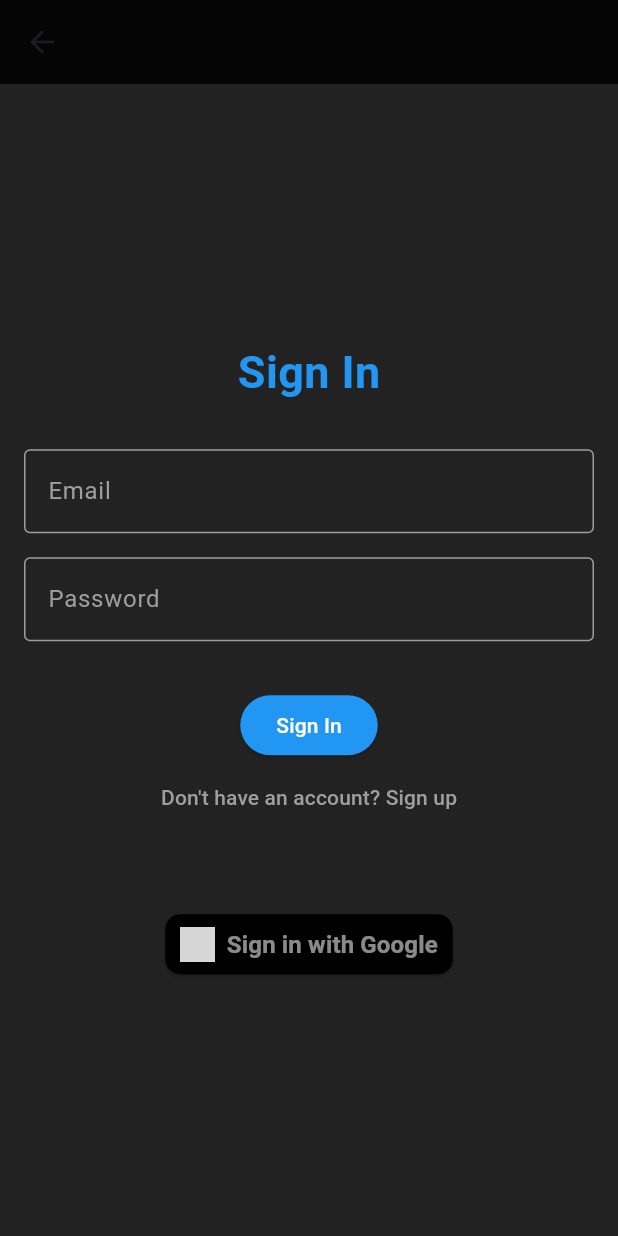
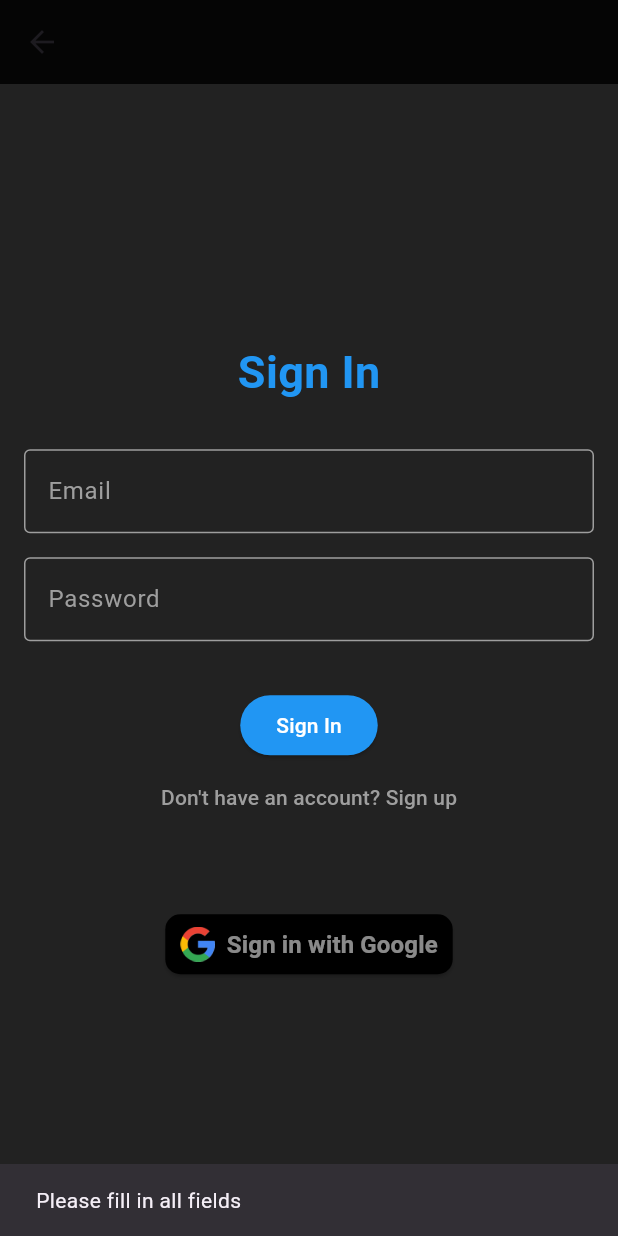
Before and after one commit to plaroindia/Pearl, a Flutter app: the LoginScreen screen opened by its route, after a tap on "Sign In", on a phone screen of 412 x 824 dp. Run offline on Flutter 3.47's test engine with Material 3 defaults, Android fonts, the phone set to English and light mode, and no system bars; our stand-ins replace flutter_riverpod, supabase_flutter; accounts and stored records are empty; grey boxes are pictures that could not be loaded.

Commit message:
7/3/25 changes

```diff
--- a/lib/Model/user_data.dart
+++ b/lib/Model/user_data.dart
@@ -11,7 +11,7 @@ class User{
     required this.username,
     required this.email,
     required this.password,
-    required this.role,
-    required this.location,
+    this.role,
+    this.location,
   });
 }
--- a/lib/View/login_page.dart
+++ b/lib/View/login_page.dart
@@ -1,26 +1,64 @@
 import 'package:flutter/material.dart';
+import 'package:flutter_riverpod/flutter_riverpod.dart';
 import 'signin_page.dart';
+import 'package:plaro_3/ViewModel/auth_provider.dart';
 
-class LoginScreen extends StatefulWidget {
+class LoginScreen extends ConsumerStatefulWidget {
   const LoginScreen({super.key});
 
   @override
-  State<LoginScreen> createState() => _LoginScreenState();
+  ConsumerState<LoginScreen> createState() => _LoginScreenState();
 }
 
-class _LoginScreenState extends State<LoginScreen> {
+class _LoginScreenState extends ConsumerState<LoginScreen> {
   final TextEditingController _emailController = TextEditingController();
   final TextEditingController _passwordController = TextEditingController();
   String _errorMessage = '';
-  bool _isLoading = false;
+  bool isLoading = false;
+
+  void _login() async {
+    if (_emailController.text.trim().isEmpty || _passwordController.text.isEmpty) {
+      ScaffoldMessenger.of(context).showSnackBar(
+        const SnackBar(content: Text('Please fill in all fields')),
+      );
+      return;
+    }
+
+    setState(() => isLoading = true);
+
+    try {
+      final success = await ref.read(authControllerProvider).login(
+        email: _emailController.text.trim(),
+        password: _passwordController.text,
+      );
+
+      if (mounted) {
+        setState(() => isLoading = false);
+
+        if (success) {
+          Navigator.pushReplacementNamed(context, '/home');
+        } else {
+          ScaffoldMessenger.of(context).showSnackBar(
+            const SnackBar(content: Text('Login failed')),
+          );
+        }
+      }
+    } catch (e) {
+      if (mounted) {
+        setState(() => isLoading = false);
+        ScaffoldMessenger.of(context).showSnackBar(
+          SnackBar(content: Text('Error: $e')),
+        );
+      }
+    }
+  }
 
   @override
   Widget build(BuildContext context) {
     return Scaffold(
-      backgroundColor: Colors.black87, // Use the theme color you have
+      backgroundColor: Colors.black87,
       appBar: AppBar(
-        //title: Text('PLARO',style: TextStyle(color: Colors.grey)),
-        backgroundColor: Colors.black87, // Customize as needed
+        backgroundColor: Colors.black87,
       ),
       body: Padding(
         padding: const EdgeInsets.all(16.0),
@@ -77,7 +115,7 @@ class _LoginScreenState extends State<LoginScreen> {
               ),
             SizedBox(height: 16.0),
             ElevatedButton(
-              onPressed: (){},//_signIn,
+              onPressed: _login,//_signIn,
               child: Text('Sign In',style: TextStyle(color: Colors.white),),
               style: ElevatedButton.styleFrom(
                 backgroundColor: Colors.blue,
@@ -93,7 +131,7 @@ class _LoginScreenState extends State<LoginScreen> {
                 style: TextStyle(color: Colors.grey),
               ),),
             const SizedBox(height: 50),
-            _isLoading
+            isLoading
                 ? const CircularProgressIndicator()
                 : ElevatedButton.icon(
               onPressed: (){},//_handleGoogleSignIn,
--- a/lib/View/signin_page.dart
+++ b/lib/View/signin_page.dart
@@ -19,10 +19,9 @@ class _SigninScreenState extends State<SigninScreen> {
   @override
   Widget build(BuildContext context) {
     return Scaffold(
-      backgroundColor: Colors.black87, // Use the theme color you have
+      backgroundColor: Colors.black87,
       appBar: AppBar(
-        //title: Text('Sign Up'),
-        backgroundColor: Colors.black87, // Customize as needed
+        backgroundColor: Colors.black87,
       ),
       body: Padding(
         padding: const EdgeInsets.all(16.0),
--- /dev/null
+++ b/lib/ViewModel/river_prov.dart
@@ -0,0 +1,2 @@
+import 'package:flutter_riverpod/flutter_riverpod.dart';
+import 'package:supabase_flutter/supabase_flutter.dart';
--- a/lib/main.dart
+++ b/lib/main.dart
@@ -1,4 +1,5 @@
 import 'package:flutter/material.dart';
+import 'package:flutter_riverpod/flutter_riverpod.dart';
 import 'View/intro_page.dart';
 import 'View/home_page.dart';
 import 'View/login_page.dart';
@@ -12,7 +13,7 @@ void main() async{
     url: url,
     anonKey: anonKey,
    );
-  runApp(MyApp());
+  runApp(ProviderScope(child: MyApp()));
 }
 
 class MyApp extends StatelessWidget {
```
Also changed, not shown: lib/View/home_page.dart (+22 -1 lines), lib/ViewModel/auth_provider.dart (added, +53 -0 lines), assets/google.png (added), 1 other file.
